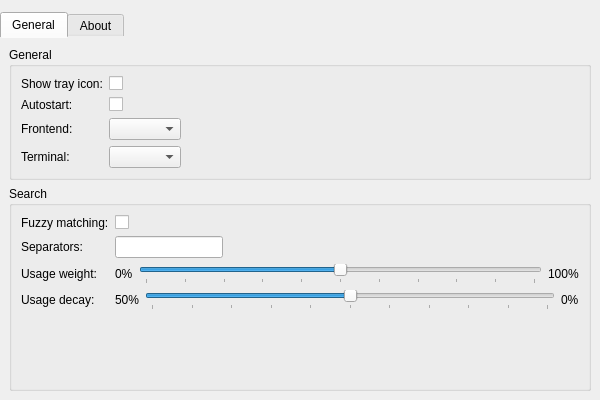
Before: the Qt Designer form src/settings/settingswindow.ui in albertlauncher/albert, drawn with Qt 5.
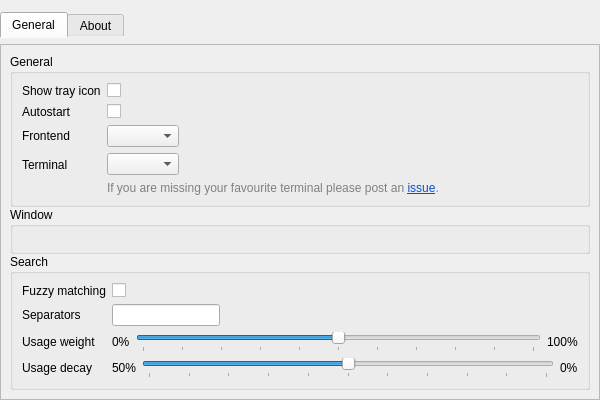
After: the same form once the commit is applied. Icons and pictures are not drawn.

Commit message: Merge frontend tab into general

What changed in the file:
```diff
--- a/src/settings/settingswindow.ui
+++ b/src/settings/settingswindow.ui
@@ -44,17 +44,53 @@
       <attribute name="title">
        <string>General</string>
       </attribute>
-      <layout class="QVBoxLayout" name="verticalLayout" stretch="0,1">
+      <layout class="QVBoxLayout" name="verticalLayout">
+       <property name="leftMargin">
+        <number>0</number>
+       </property>
+       <property name="topMargin">
+        <number>6</number>
+       </property>
+       <property name="rightMargin">
+        <number>0</number>
+       </property>
+       <property name="bottomMargin">
+        <number>0</number>
+       </property>
+       <item>
+        <widget class="QScrollArea" name="scrollArea">
+         <property name="widgetResizable">
+          <bool>true</bool>
+         </property>
+         <widget class="QWidget" name="scrollAreaWidgetContents">
+          <property name="geometry">
+           <rect>
+            <x>0</x>
+            <y>0</y>
+            <width>598</width>
+            <height>417</height>
+           </rect>
+          </property>
+          <layout class="QVBoxLayout" name="verticalLayout_2">
+           <property name="spacing">
+            <number>0</number>
+           </property>
        <item>
         <widget class="QGroupBox" name="groupBox_general">
          <property name="title">
           <string>General</string>
          </property>
+             <property name="flat">
+              <bool>false</bool>
+             </property>
+             <property name="checkable">
+              <bool>false</bool>
+             </property>
          <layout class="QFormLayout" name="formLayout_general">
           <item row="2" column="0">
            <widget class="QLabel" name="label_frontend">
             <property name="text">
-             <string>Frontend:</string>
+                 <string>Frontend</string>
             </property>
             <property name="buddy">
              <cstring>comboBox_frontend</cstring>
@@ -77,7 +113,7 @@
           <item row="0" column="0">
            <widget class="QLabel" name="label_show_tray">
             <property name="text">
-             <string>Show tray icon:</string>
+                 <string>Show tray icon</string>
             </property>
             <property name="buddy">
              <cstring>checkBox_showTray</cstring>
@@ -103,7 +139,7 @@
           <item row="1" column="0">
            <widget class="QLabel" name="label_autostart">
             <property name="text">
-             <string>Autostart:</string>
+                 <string>Autostart</string>
             </property>
             <property name="buddy">
              <cstring>checkBox_autostart</cstring>
@@ -120,17 +156,9 @@
             </property>
            </widget>
           </item>
-          <item row="3" column="0">
-           <widget class="QLabel" name="label_term">
-            <property name="text">
-             <string>Terminal:</string>
-            </property>
-            <property name="buddy">
-             <cstring>comboBox_term</cstring>
-            </property>
-           </widget>
-          </item>
           <item row="3" column="1">
+               <layout class="QVBoxLayout" name="verticalLayout_3">
+                <item>
            <widget class="QComboBox" name="comboBox_term">
             <property name="sizePolicy">
              <sizepolicy hsizetype="Fixed" vsizetype="Fixed">
@@ -143,11 +171,45 @@
             </property>
            </widget>
           </item>
-         </layout>
-        </widget>
-       </item>
+                <item>
+                 <widget class="QLabel" name="label_5">
+                  <property name="text">
+                   <string>&lt;!DOCTYPE HTML PUBLIC &quot;-//W3C//DTD HTML 4.0//EN&quot; &quot;http://www.w3.org/TR/REC-html40/strict.dtd&quot;&gt;
+&lt;html&gt;&lt;head&gt;&lt;meta name=&quot;qrichtext&quot; content=&quot;1&quot; /&gt;&lt;meta charset=&quot;utf-8&quot; /&gt;&lt;style type=&quot;text/css&quot;&gt;
+p, li { white-space: pre-wrap; }
+hr { height: 1px; border-width: 0; }
+li.unchecked::marker { content: &quot;\2610&quot;; }
+li.checked::marker { content: &quot;\2612&quot;; }
+&lt;/style&gt;&lt;/head&gt;&lt;body style=&quot; font-family:'.AppleSystemUIFont'; font-size:13pt; font-weight:400; font-style:normal;&quot;&gt;
+&lt;p style=&quot; margin-top:12px; margin-bottom:12px; margin-left:0px; margin-right:0px; -qt-block-indent:0; text-indent:0px;&quot;&gt;&lt;span style=&quot; font-size:9pt; color:#808080;&quot;&gt;If you are missing your favourite terminal please post an &lt;/span&gt;&lt;a href=&quot;https://github.com/albertlauncher/albert/issues/new?assignees=ManuelSchneid3r&amp;amp;title=Terminal%20missing&quot;&gt;&lt;span style=&quot; font-size:9pt; text-decoration: underline; color:#094fd1;&quot;&gt;issue&lt;/span&gt;&lt;/a&gt;&lt;span style=&quot; font-size:9pt; color:#808080;&quot;&gt;. &lt;/span&gt;&lt;/p&gt;&lt;/body&gt;&lt;/html&gt;</string>
+                  </property>
+                 </widget>
+                </item>
+               </layout>
+              </item>
+              <item row="3" column="0">
+               <widget class="QLabel" name="label_term">
+                <property name="text">
+                 <string>Terminal</string>
+                </property>
+                <property name="buddy">
+                 <cstring>comboBox_term</cstring>
+                </property>
+               </widget>
+              </item>
+             </layout>
+            </widget>
+           </item>
        <item>
-        <widget class="QGroupBox" name="groupBox">
+            <widget class="QGroupBox" name="groupBox_window">
+             <property name="title">
+              <string>Window</string>
+             </property>
+             <layout class="QVBoxLayout" name="verticalLayout_4"/>
+            </widget>
+           </item>
+           <item>
+            <widget class="QGroupBox" name="groupBox_search">
          <property name="title">
           <string>Search</string>
          </property>
@@ -155,7 +217,7 @@
           <item row="0" column="0">
            <widget class="QLabel" name="label_fuzzy">
             <property name="text">
-             <string>Fuzzy matching:</string>
+                 <string>Fuzzy matching</string>
             </property>
             <property name="buddy">
              <cstring>checkBox_fuzzy</cstring>
@@ -178,7 +240,7 @@
           <item row="1" column="0">
            <widget class="QLabel" name="label_separators">
             <property name="text">
-             <string>Separators:</string>
+                 <string>Separators</string>
             </property>
             <property name="buddy">
              <cstring>lineEdit_separators</cstring>
@@ -195,6 +257,16 @@
             </property>
            </widget>
           </item>
+              <item row="2" column="0">
+               <widget class="QLabel" name="label_weight">
+                <property name="text">
+                 <string>Usage weight</string>
+                </property>
+                <property name="buddy">
+                 <cstring>slider_weight</cstring>
+                </property>
+               </widget>
+              </item>
           <item row="2" column="1">
            <layout class="QHBoxLayout" name="horizontalLayout">
             <item>
@@ -241,13 +313,13 @@
             </item>
            </layout>
           </item>
-          <item row="2" column="0">
-           <widget class="QLabel" name="label_weight">
+              <item row="3" column="0">
+               <widget class="QLabel" name="label_decay">
             <property name="text">
-             <string>Usage weight:</string>
+                 <string>Usage decay</string>
             </property>
             <property name="buddy">
-             <cstring>slider_weight</cstring>
+                 <cstring>slider_decay</cstring>
             </property>
            </widget>
           </item>
@@ -309,17 +381,11 @@
             </item>
            </layout>
           </item>
-          <item row="3" column="0">
-           <widget class="QLabel" name="label_decay">
-            <property name="text">
-             <string>Usage decay:</string>
-            </property>
-            <property name="buddy">
-             <cstring>slider_decay</cstring>
-            </property>
+             </layout>
            </widget>
           </item>
          </layout>
+         </widget>
         </widget>
        </item>
       </layout>
```
Lines whose indentation alone changed are shown as unchanged. The commit also changes 1 other file.
